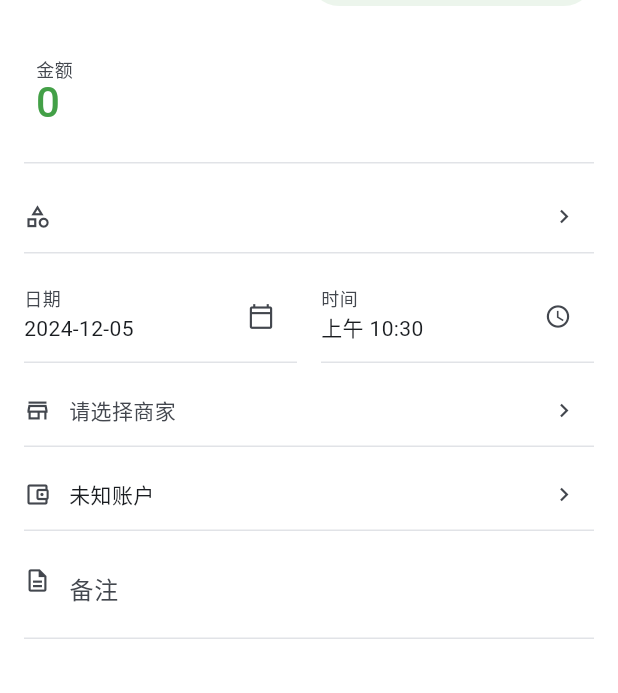
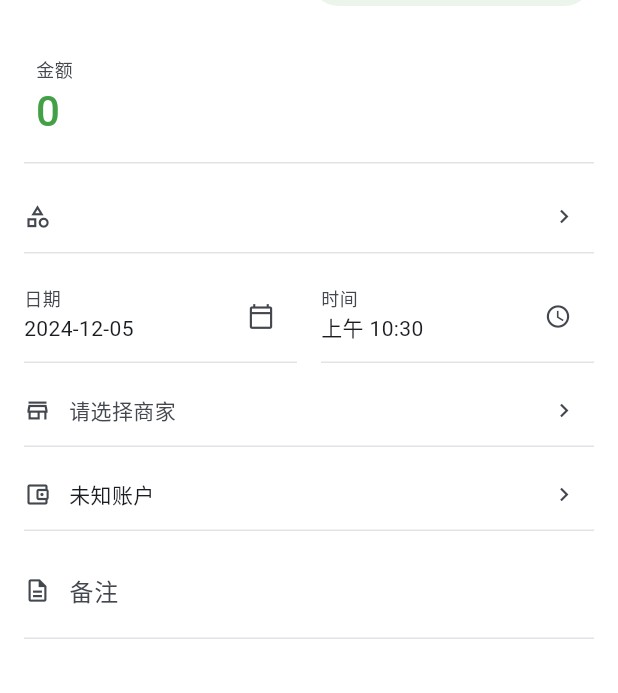
Before and after one commit to clssw1004/clsswjz-app, a Flutter app: the AccountItemForm screen opened directly with empty values, on a phone screen of 412 x 824 dp. Shown: the part 219-912 px from the top of the screen. Run offline on Flutter 3.47's test engine with Material 3 defaults, Android fonts, the phone set to English and light mode, and no system bars; our stand-ins replace dio, shared_preferences, sqflite, sqflite_common_ffi; missing offline and left inert: universal_html; accounts and stored records are empty; generated files the repository leaves out were written again; network calls fail.

Commit message:
完善功能

```diff
--- a/lib/pages/account_item/widgets/amount_input.dart
+++ b/lib/pages/account_item/widgets/amount_input.dart
@@ -58,7 +58,7 @@
                 decoration: InputDecoration(
                   labelText: l10n.amountLabel,
                   hintText: l10n.amountHint,
-                  hintStyle: theme.textTheme.headlineMedium?.copyWith(
+                  hintStyle: theme.textTheme.bodySmall?.copyWith(
                     color: colorScheme.onSurfaceVariant,
                   ),
                   isDense: true,
--- a/lib/pages/account_item/widgets/description_input.dart
+++ b/lib/pages/account_item/widgets/description_input.dart
@@ -26,25 +26,15 @@
         ),
       ),
       child: Row(
-        crossAxisAlignment: CrossAxisAlignment.start,
+        crossAxisAlignment: CrossAxisAlignment.center,
         children: [
-          Padding(
-            padding: EdgeInsets.only(top: 4),
-            child: Icon(
+          Icon(
             Icons.description_outlined,
             size: 18,
             color: colorScheme.onSurfaceVariant,
           ),
-          ),
           SizedBox(width: 12),
           Expanded(
-            child: Theme(
-              data: theme.copyWith(
-                inputDecorationTheme: InputDecorationTheme(
-                  filled: false,
-                  fillColor: Colors.transparent,
-                ),
-              ),
             child: TextField(
               controller: controller,
               style: theme.textTheme.bodyMedium?.copyWith(
@@ -53,7 +43,7 @@
               decoration: InputDecoration(
                 labelText: l10n.descriptionLabel,
                 hintText: l10n.descriptionHint,
-                  hintStyle: theme.textTheme.bodyMedium?.copyWith(
+                hintStyle: theme.textTheme.bodySmall?.copyWith(
                   color: colorScheme.onSurfaceVariant,
                 ),
                 isDense: true,
@@ -69,7 +59,6 @@
               minLines: 1,
             ),
           ),
-          ),
         ],
       ),
     );
```
Lines whose indentation alone changed are shown as unchanged.
